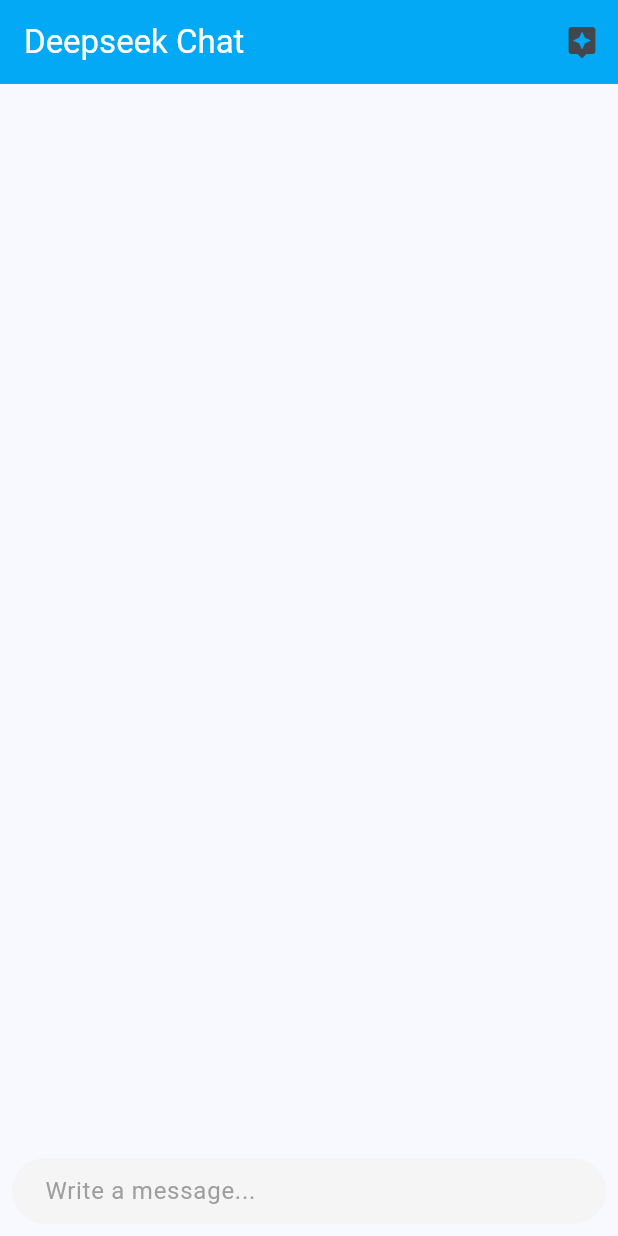
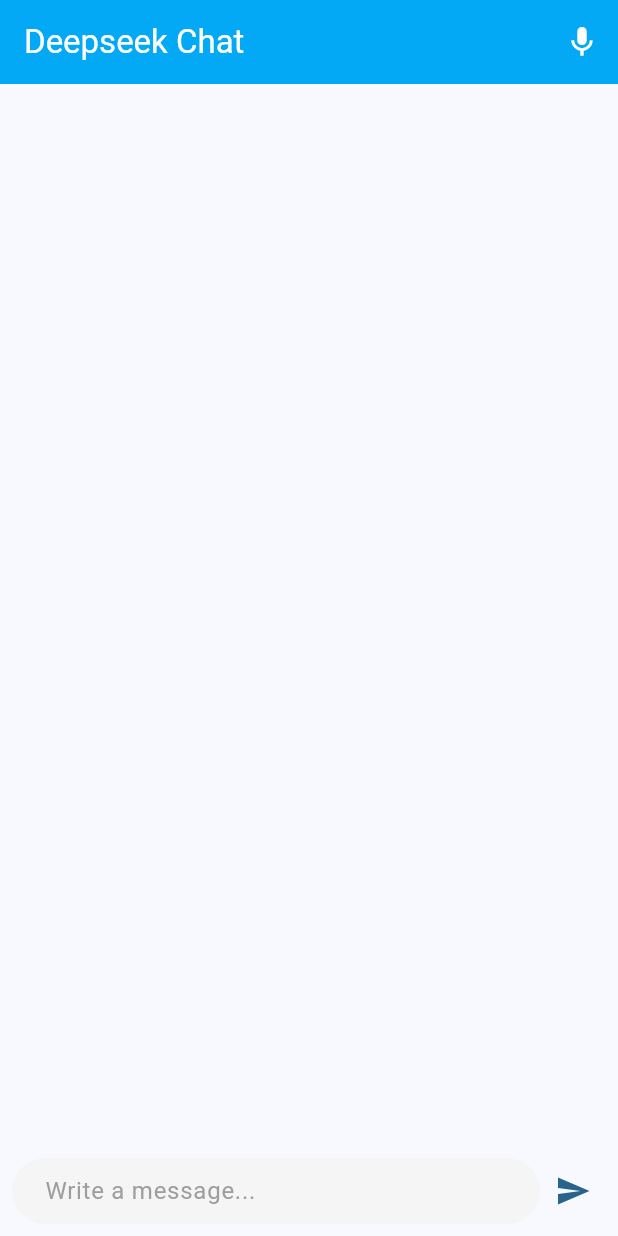
Before and after one commit to CesarKnight/deepseek_chat, a Flutter app: the screen it shows after launch, on a phone screen of 412 x 824 dp. Run offline on Flutter 3.47's test engine with Material 3 defaults, Android fonts, the phone set to English and light mode, and no system bars; drawn by our look-alikes of dash_chat_2; our stand-ins replace flutter_markdown, speech_to_text.

Commit message:
entrada de voz funcional

```diff
--- a/lib/pages/chat_page.dart
+++ b/lib/pages/chat_page.dart
@@ -1,6 +1,7 @@
 import 'package:deepseek_chat/consts.dart';
 import 'package:flutter/material.dart';
 import 'package:http/http.dart' as http;
+import 'package:speech_to_text/speech_to_text.dart';
 import 'dart:convert';
 import '../models/message.dart';
 import 'package:dash_chat_2/dash_chat_2.dart';
@@ -14,17 +15,13 @@ class ChatPage extends StatefulWidget {
 }
 
 class _ChatPageState extends State<ChatPage> {
-
   final ChatUser _currentUser = ChatUser(
     id: '1',
     firstName: 'Cesar',
     lastName: 'Caballero',
   );
 
-  final ChatUser _deepseekUser = ChatUser(
-    id: '2',
-    firstName: 'DeepSeek',
-  );
+  final ChatUser _deepseekUser = ChatUser(id: '2', firstName: 'DeepSeek');
 
   final List<ChatMessage> _messages = <ChatMessage>[];
   final List<Message> _messagesHistory = <Message>[
@@ -34,59 +31,117 @@ class _ChatPageState extends State<ChatPage> {
     ),
   ];
 
+  final TextEditingController _controller = TextEditingController();
+
+  final SpeechToText _speechToText = SpeechToText();
+  bool _speechEnabled = false;
+
+  @override
+  void initState() {
+    super.initState();
+    initSpeech();
+  }
+
+  void initSpeech() async {
+    _speechEnabled = await _speechToText.initialize();
+    setState(() {});
+  }
+
+  void _startListening() async {
+    await _speechToText.listen(onResult: _onSpeechResult);
+    setState(() {});
+  }
+
+  void _stopListening() async {
+    await _speechToText.stop();
+    setState(() {});
+  }
+
+  void _onSpeechResult(result) {
+    setState(() {
+      _controller.text = '${result.recognizedWords}';
+    });
+
+    // Only send message if we have recognized words
+    if (_speechToText.isNotListening) {
+      // Create and send the chat message
+      final message = ChatMessage(
+        user: _currentUser,
+        text: result.recognizedWords,
+        createdAt: DateTime.now(),
+      );
+
+      // Stop listening and send the message
+      _stopListening();
+      getChatResponse(message);
+
+      // Clear the text controller
+      _controller.clear();
+    }
+  }
 
   @override
   Widget build(BuildContext context) {
     return Scaffold(
       appBar: AppBar(
         title: Text(
-          'Deepseek Chat',
+          _speechToText.isListening ? 'Escuchando...' : 'Deepseek Chat',
           style: TextStyle(color: Colors.white),
         ),
         backgroundColor: Colors.lightBlue,
         actions: [
           IconButton(
-        icon: Icon(Icons.assistant),
-        onPressed: () {
-          // Add your onPressed code here!
-        },
+            icon: Icon(
+              _speechToText.isListening ? Icons.mic_off : Icons.mic,
+              color: Colors.white,
+            ),
+            color: Colors.white,
+            onPressed: () {
+              _speechToText.isListening ? _stopListening() : _startListening();
+            },
           ),
         ],
       ),
       body: DashChat(
         currentUser: _currentUser,
+        inputOptions: InputOptions(
+          alwaysShowSend: true,
+          autocorrect: false,
+          textController: _controller,
+        ),
         messageOptions: MessageOptions(
-          currentUserContainerColor: Colors.black,
-          containerColor: Colors.lightBlue,
-          textColor: Colors.white,
+          currentUserContainerColor: Colors.lightBlue,
+          containerColor: Colors.white,
           messageTextBuilder: (message, _, __) {
             return message.user.id == _deepseekUser.id
-              ? MarkdownBody(
+                ? MarkdownBody(
                   data: message.text,
                   styleSheet: MarkdownStyleSheet(
-                    p: const TextStyle(color: Colors.white),
+                    p: const TextStyle(color: Colors.black),
                     code: const TextStyle(
                       backgroundColor: Colors.black45,
                       color: Colors.white,
                     ),
                   ),
                 )
-              : Text(message.text, style: const TextStyle(color: Colors.white));
+                : Text(
+                  message.text,
+                  style: const TextStyle(color: Colors.white),
+                );
           },
         ),
-        onSend: (ChatMessage m){
+        onSend: (ChatMessage m) {
           getChatResponse(m);
-        }, messages: _messages),
+        },
+        messages: _messages,
+      ),
     );
   }
 
-  Future<void> getChatResponse(ChatMessage m) async{
+  Future<void> getChatResponse(ChatMessage m) async {
     setState(() {
       _messages.insert(0, m);
-      _messagesHistory.add(Message(
-        role: "user",
-        content: m.text,
-      ));
+      _messagesHistory.add(Message(role: "user", content: m.text));
     });
 
     try {
@@ -114,10 +169,9 @@ class _ChatPageState extends State<ChatPage> {
 
         setState(() {
           _messages.insert(0, botMessage);
-          _messagesHistory.add(Message(
-            role: "assistant",
-            content: assistantMessage,
-          ));
+          _messagesHistory.add(
+            Message(role: "assistant", content: assistantMessage),
+          );
         });
       } else {
         print('Failed to get response: ${response.statusCode}');
@@ -126,6 +180,5 @@ class _ChatPageState extends State<ChatPage> {
     } catch (e) {
       print('Error: $e');
     }
-
   }
 }
--- a/pubspec.yaml
+++ b/pubspec.yaml
@@ -38,6 +38,7 @@ dependencies:
   deepseek_api: ^0.1.2
   http: ^1.3.0
   flutter_markdown: ^0.7.6+2
+  speech_to_text: ^7.0.0
 
 dev_dependencies:
   flutter_test:
```
Also changed, not shown: pubspec.lock, 2 other files.
